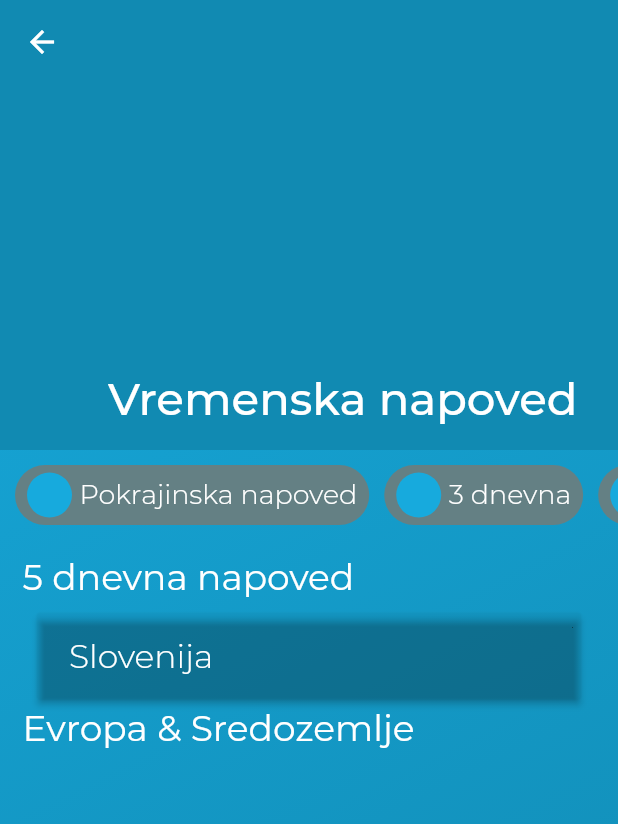
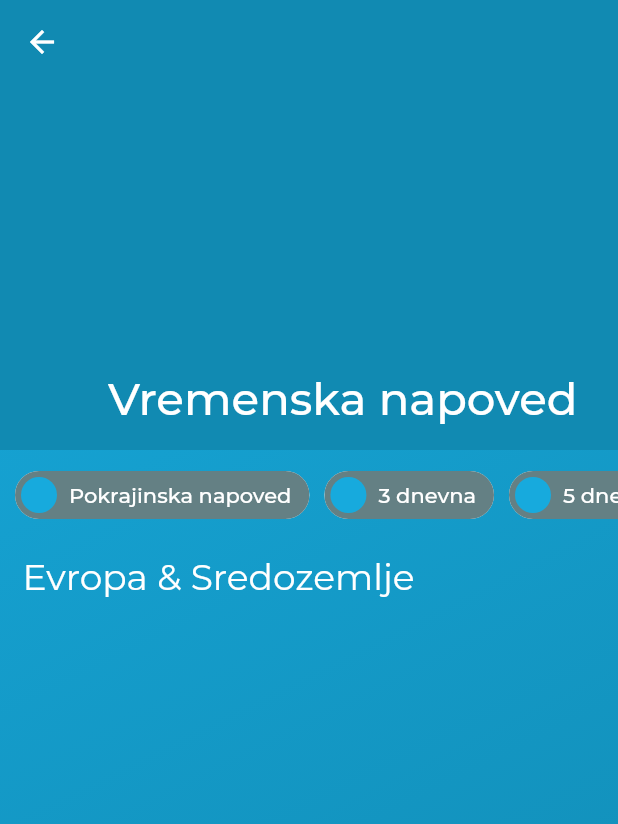
Before and after one commit to JakMar17/LombrenaApp, a Flutter app: the ListOfNapovedi screen opened by its route, after a tap on "Pokrajinska napoved", after a tap on "3 dnevna", after a tap on "5 dnevna", on a phone screen of 412 x 824 dp. Shown: the top 824 px of the screen. Run offline on Flutter 3.47's test engine with Material 2 defaults, Android fonts, the phone set to English and light mode, and no system bars; drawn by our look-alikes of pull_to_refresh; our stand-ins replace audioplayers, flutter_local_notifications, flutter_spinkit, google_maps_flutter, location, package_info and 2 more; missing offline and left inert: sliver_fab; accounts and stored records are empty; network calls fail; statements that could not run were skipped; project files that could hold a hidden picture were left out.

Commit message:
CHANGED toggles to inputchip in list_napoved

```diff
--- a/lib/screens/vremenska_napoved/list_napoved.dart
+++ b/lib/screens/vremenska_napoved/list_napoved.dart
@@ -120,22 +120,30 @@ class _ListOfNapovediState extends State<ListOfNapovedi> {
         SliverPadding(
           padding: EdgeInsets.only(top: 20),
         ),
-        toggles[0].checked ? SliverList(
+        toggles[0].checked
+            ? SliverList(
                 delegate: SliverChildListDelegate(
-              _buildList("Napoved po pokrajinah", napovedSloPokrajine),)
-        ) : SliverToBoxAdapter(),
-        toggles[1].checked ? SliverList(
+                _buildList("Napoved po pokrajinah", napovedSloPokrajine),
+              ))
+            : SliverToBoxAdapter(),
+        toggles[1].checked
+            ? SliverList(
                 delegate: SliverChildListDelegate(
                     _buildList("3 dnevna napoved", napovedSlo3Dnevna)),
-        ) : SliverToBoxAdapter(),
-        toggles[2].checked ? SliverList(
+              )
+            : SliverToBoxAdapter(),
+        toggles[2].checked
+            ? SliverList(
                 delegate: SliverChildListDelegate(
                     _buildList("5 dnevna napoved", napovedSlo5Dnevna)),
-        ) : SliverToBoxAdapter(),
-        toggles[3].checked ? SliverList(
+              )
+            : SliverToBoxAdapter(),
+        toggles[3].checked
+            ? SliverList(
                 delegate: SliverChildListDelegate(
                     _buildList("Evropa & Sredozemlje", napovedEvropa)),
-        ) : SliverToBoxAdapter(),
+              )
+            : SliverToBoxAdapter(),
         SliverPadding(
           padding: EdgeInsets.only(bottom: 30),
         )
@@ -155,23 +163,9 @@ class _ListOfNapovediState extends State<ListOfNapovedi> {
                     width: 10,
                   )
                 : Container(),
-            Container(
-              decoration: BoxDecoration(
-                  color: CustomColors.lightGrey,
-                  borderRadius: BorderRadius.circular(20)),
-              child: GestureDetector(
-                onTap: () {
-                  setState(() {
-                    toggles[index].toggleSwitch();
-                  });
-                },
-                child: Padding(
-                  padding:
-                      const EdgeInsets.symmetric(vertical: 5, horizontal: 8),
-                  child: Row(
-                    children: <Widget>[
-                      CircleAvatar(
-                        radius: 15,
+            InputChip(
+              backgroundColor: CustomColors.lightGrey,
+              avatar: CircleAvatar(
                 backgroundColor: CustomColors.blue2,
                 child: toggles[index].checked
                     ? Icon(
@@ -180,21 +174,15 @@ class _ListOfNapovediState extends State<ListOfNapovedi> {
                       )
                     : Container(),
               ),
-                      SizedBox(
-                        width: 5,
+              label: Text(
+                toggles[index].title,
+                style: TextStyle(color: Colors.white, fontFamily: "Montserrat"),
               ),
-                      Text(
-                        toggles[index].title,
-                        style: TextStyle(
-                            color: Colors.white,
-                            fontFamily: "Montserrat",
-                            fontSize: 18,
-                            fontWeight: FontWeight.w300),
-                      )
-                    ],
-                  ),
-                ),
-              ),
+              onPressed: () {
+                setState(() {
+                  toggles[index].toggleSwitch();
+                });
+              },
             ),
             SizedBox(
               width: 10,
```
Lines whose indentation alone changed are shown as unchanged.
